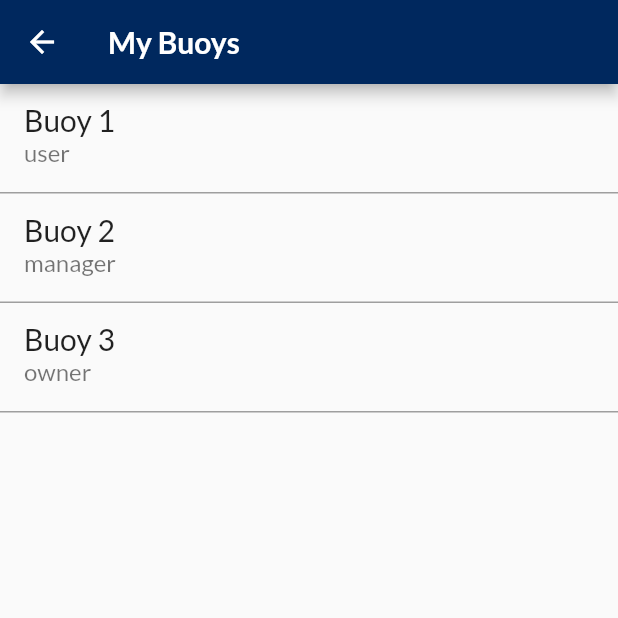
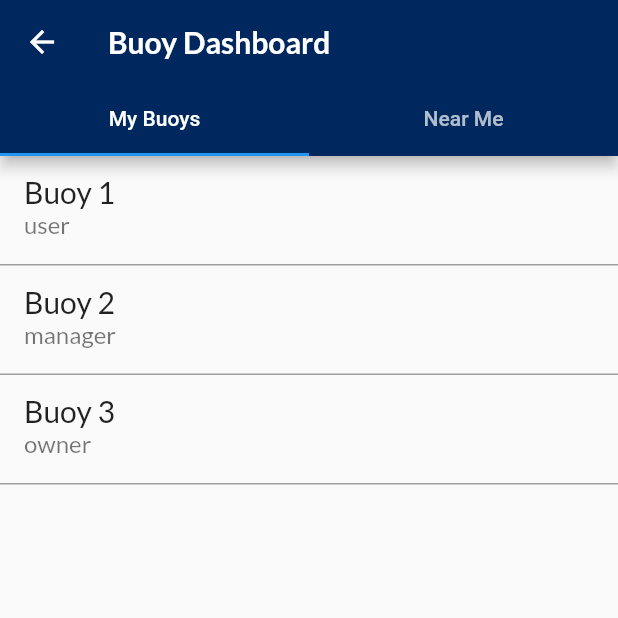
Before and after one commit to rngSwoop/wwx_flutter, a Flutter app: the DashboardScreen screen opened by its route, on a phone screen of 412 x 824 dp, the top half of it. Run offline on Flutter 3.47's test engine with Material 2 defaults, Android fonts, the phone set to English and light mode, and no system bars; our stand-ins replace firebase_auth, firebase_core, flutter_blue, google_fonts, loader_overlay, permission_handler and 1 more; accounts and stored records are empty.

Commit message:
Added 'Near Me' tab to buoy dashboard screen, added button for individual buoy connection, register screen now directs you to buoy dashboard

```diff
--- a/lib/constants.dart
+++ b/lib/constants.dart
@@ -3,7 +3,7 @@ import 'package:flutter/material.dart';
 // Route IDs
 const kLoginScreenId = 'login_screen';
 const kRegisterScreenId = 'register_screen';
-const kBuoysScreenId = 'buoys_screen.dart';
+const kBluetoothScanId = 'buoys_screen.dart';
 const kDataDisplayId = 'data_display_screen.dart';
 const kIndividualBuoyScreen = 'individual_buoy_screen.dart';
 const kDashboardScreenId = 'dashboard_screen.dart';
--- a/lib/main.dart
+++ b/lib/main.dart
@@ -28,7 +28,7 @@ class MyApp extends StatelessWidget {
       routes: {
         kLoginScreenId: (context) => LoginScreen(),
         kRegisterScreenId: (context) => RegisterScreen(),
-        kBuoysScreenId: (context) => BuoysScreen(),
+        kBluetoothScanId: (context) => BluetoothScan(),
         kDashboardScreenId: (context) => DashboardScreen(),
         // kIndividualBuoyScreen: (context) => IndividualBuoyScreen()
       },
--- a/lib/screens/buoys_screen.dart
+++ b/lib/screens/buoys_screen.dart
@@ -7,12 +7,12 @@ import 'package:google_fonts/google_fonts.dart';
 import 'package:permission_handler/permission_handler.dart';
 import 'package:loader_overlay/loader_overlay.dart';
 
-class BuoysScreen extends StatefulWidget {
+class BluetoothScan extends StatefulWidget {
   @override
-  State<BuoysScreen> createState() => _BuoysScreenState();
+  State<BluetoothScan> createState() => _BluetoothScanState();
 }
 
-class _BuoysScreenState extends State<BuoysScreen> {
+class _BluetoothScanState extends State<BluetoothScan> {
   var deviceList = [];
   var scanning = false;
   var scanButtonText = 'Start Scanning';
--- a/lib/screens/dashboard_screen.dart
+++ b/lib/screens/dashboard_screen.dart
@@ -5,6 +5,7 @@ import 'package:google_fonts/google_fonts.dart';
 import './shared/MockHttpClient.dart';
 import 'package:http/http.dart' as http; // For when API endpoint is set up
 import 'dart:convert';
+import './buoys_screen.dart'; // Import buoys_screen.dart which contains our bluetooth functionality
 
 class DashboardScreen extends StatefulWidget {
   @override
@@ -117,15 +118,36 @@ class _DashboardScreenState extends State<DashboardScreen> {
 
   @override
   Widget build(BuildContext context) {
-    return Scaffold(
+    return DefaultTabController(
+      length: 2, // Number of tabs (My Buoys and Near Me)
+      child: Scaffold(
         appBar: AppBar(
           title: Text(
-            'My Buoys',
+            'Buoy Dashboard',
             style: GoogleFonts.lato(fontSize: 20, fontWeight: FontWeight.bold),
           ),
           backgroundColor: kThemeBlue,
+          bottom: TabBar(
+            tabs: [
+              Tab(text: 'My Buoys'),
+              Tab(text: 'Near Me'),
+            ],
           ),
-      body: Column(
+        ),
+        body: TabBarView(
+          children: [
+            // My Buoys Tab
+            _buildMyBuoysTab(),
+            // Near Me Tab (You can add your Near Me content here)
+            _buildNearMeTab(),
+          ],
+        ),
+      ),
+    );
+  }
+
+  Widget _buildMyBuoysTab() {
+    return Column(
       children: [
         Expanded(
           child: RefreshIndicator(
@@ -136,7 +158,7 @@ class _DashboardScreenState extends State<DashboardScreen> {
                 return GestureDetector(
                   onTap: () {
                     print('Gesture Detected for index $index');
-                      //Handle selection of a specific buoy
+                    // Handle selection of a specific buoy
                     Navigator.pushNamed(
                       context,
                       kBuoyDetailsScreenId,
@@ -169,7 +191,10 @@ class _DashboardScreenState extends State<DashboardScreen> {
           ),
         ),
       ],
-      ),
     );
   }
+
+  Widget _buildNearMeTab() {
+    return BluetoothScan(); // Return an instance of BluetoothScan
   }
+}
--- a/lib/screens/register_screen.dart
+++ b/lib/screens/register_screen.dart
@@ -72,7 +72,7 @@ class _RegisterScreenState extends State<RegisterScreen> {
                       context.loaderOverlay.show();
                       final newUser = await _auth.createUserWithEmailAndPassword(email: email, password: password);
                       if (newUser != null) {
-                        Navigator.pushNamed(context, kBuoysScreenId);
+                        Navigator.pushNamed(context, kDashboardScreenId);
                       }
                     } catch (e) {
                       setState(() {
```
Lines whose indentation alone changed are shown as unchanged.
